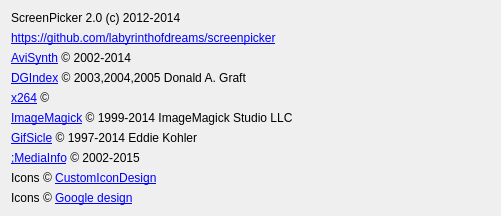
Qt form aboutwidget.ui (labyrinthofdreams/screenpicker) before a commit.
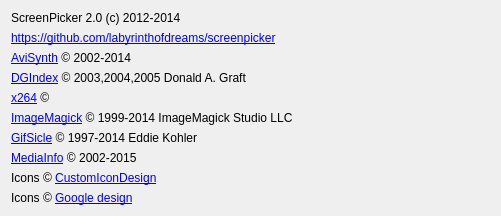
The same form after that commit.

```diff
--- a/aboutwidget.ui
+++ b/aboutwidget.ui
@@ -135,7 +135,7 @@
      <item>
       <widget class="QLabel" name="label_8">
        <property name="text">
-        <string>&lt;a href='http://mediaarea.net/en/MediaInfo'&gt;;MediaInfo&lt;/a&gt; &amp;copy; 2002-2015 </string>
+        <string>&lt;a href='http://mediaarea.net/en/MediaInfo'&gt;MediaInfo&lt;/a&gt; &amp;copy; 2002-2015 </string>
        </property>
        <property name="textFormat">
         <enum>Qt::RichText</enum>
```
